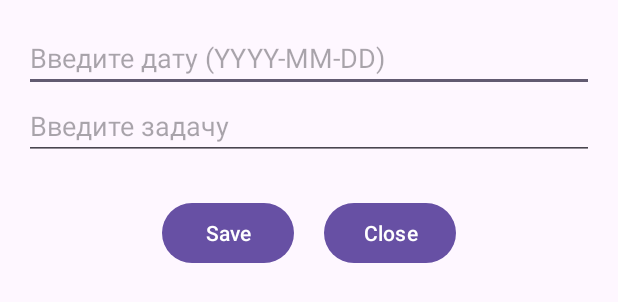
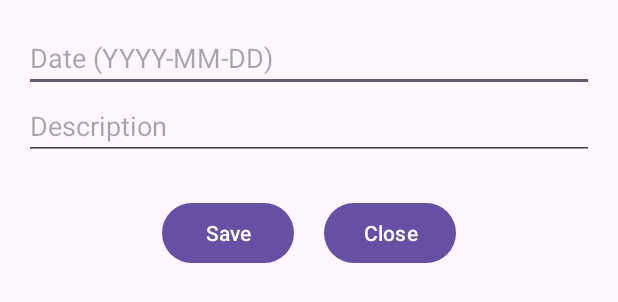
Before and after one commit to Matesero/TO-DO-list-mobile, an Android app: the layout dialog_add_task.xml on its own in the app's theme, with its tools: preview values and no code run, on a phone screen of 412 x 824 dp. Shown: the top 302 px of the screen. Run offline under Robolectric (Android 15) with nearby library versions, the phone set to English and light mode, and no system bars.

Commit message:
fix bugs

```diff
--- a/app/src/main/res/layout/item_todo.xml
+++ b/app/src/main/res/layout/item_todo.xml
@@ -21,6 +21,7 @@
 
         <EditText
             android:id="@+id/date_edit"
+            android:textColor="@color/black"
             android:layout_width="0dp"
             android:layout_height="wrap_content"
             android:layout_weight="1"
@@ -30,6 +31,7 @@
 
         <TextView
             android:id="@+id/date_view"
+            android:textColor="@color/black"
             android:layout_width="0dp"
             android:layout_height="wrap_content"
             android:layout_weight="1"
@@ -66,6 +68,7 @@
         android:id="@+id/description_edit"
         android:layout_width="match_parent"
         android:layout_height="wrap_content"
+        android:textColor="@color/black"
         android:text="@string/description"
         android:visibility="gone"/>
 
@@ -73,6 +76,7 @@
         android:id="@+id/description_view"
         android:layout_width="match_parent"
         android:layout_height="wrap_content"
+        android:textColor="@color/black"
         android:text="@string/description"
         android:textSize="14sp"
         android:layout_marginTop="5dp"/>
--- a/app/src/main/res/values/strings.xml
+++ b/app/src/main/res/values/strings.xml
@@ -10,6 +10,7 @@
     <string name="description">description</string>
     <string name="save">Save</string>
     <string name="close">Close</string>
-    <string name="input_task">Введите задачу</string>
-    <string name="input_date">Введите дату (YYYY-MM-DD)</string>
+    <string name="input_task">Description</string>
+    <string name="input_date">Date (YYYY-MM-DD)</string>
+    <string name="incorrectDate">Enter date correctly</string>
 </resources>
```
Also changed, not shown: app/src/main/java/com/example/to_do_list_mobile/MainActivity.kt (+5 -6 lines), app/src/main/java/com/example/to_do_list_mobile/ToDoListAdapter.kt (+14 -9 lines).
